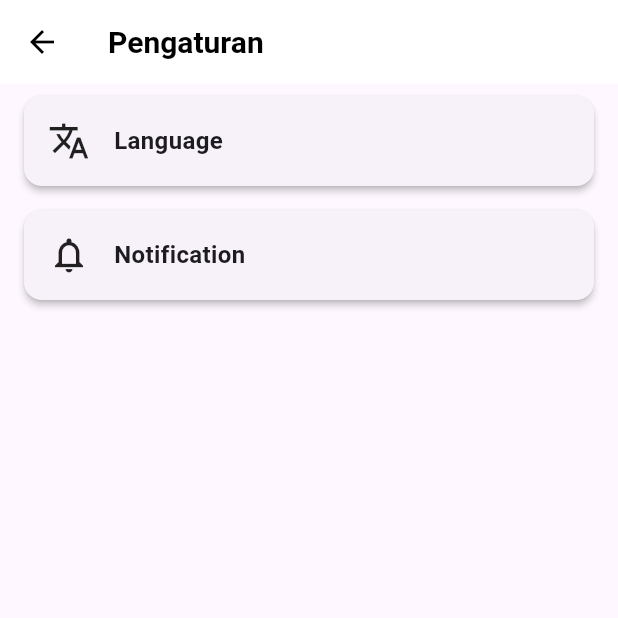
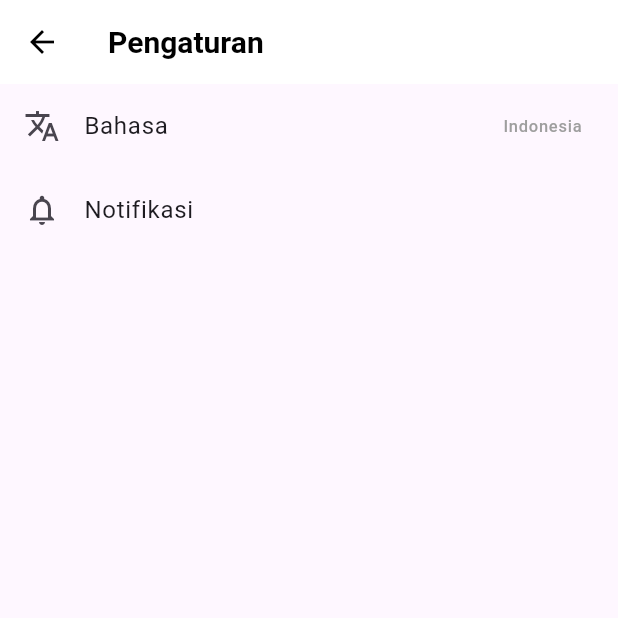
Before and after one commit to SasaaY/ui-aplikasi-resep, a Flutter app: the screen it shows after launch, after a tap on the "bookmark outline" icon, after a tap on the "menu" icon, on a phone screen of 412 x 824 dp, the top half of it. Run offline on Flutter 3.47's test engine with Material 3 defaults, Android fonts, the light colour scheme and no system bars.

Commit message:
update: halaman setting

```diff
--- a/lib/ui/components/menu_category_button.dart
+++ b/lib/ui/components/menu_category_button.dart
@@ -1,4 +1,3 @@
-// menu_category_button.dart
 import 'package:flutter/material.dart';
 import 'package:ui_rplikasi_resep_masakan/ui/models/menu_category.dart';
 import 'package:ui_rplikasi_resep_masakan/ui/models/recipe_model.dart';
@@ -48,6 +47,10 @@ class MenuCategoryButton extends StatelessWidget {
             ),
             semanticsLabel: category.title.label,
           ),
+          if (isSelected) ...[
+            const SizedBox(width: 8),
+            const Icon(Icons.close, size: 18, color: Colors.black),
+          ],
         ],
       ),
     );
--- a/lib/ui/home.dart
+++ b/lib/ui/home.dart
@@ -80,7 +80,12 @@ class _HomeScreenState extends State<HomeScreen> {
             child: Wrap(
               spacing: 12,
               children: [
-                ...MenuCategoryModel.category.map(
+                ...MenuCategoryModel.category
+                    .where((category) {
+                      return _selectedCategory == null ||
+                          category.title == _selectedCategory;
+                    })
+                    .map(
                       (category) => MenuCategoryButton(
                         category: category,
                         selectedCategory: _selectedCategory,
@@ -100,7 +105,13 @@ class _HomeScreenState extends State<HomeScreen> {
                   'Recommended Recipe',
                   style: TextStyle(fontSize: 18, fontWeight: FontWeight.bold),
                 ),
-                TextButton(onPressed: () {}, child: const Text('See All')),
+                TextButton(
+                  onPressed: () {},
+                  child: const Text(
+                    'See All',
+                    style: TextStyle(color: Colors.black),
+                  ),
+                ),
               ],
             ),
           ),
--- a/lib/ui/models/menu_category.dart
+++ b/lib/ui/models/menu_category.dart
@@ -4,8 +4,8 @@ import 'package:ui_rplikasi_resep_masakan/ui/models/recipe_model.dart';
 
 class MenuCategoryModel {
   UniqueKey? id = UniqueKey();
-  RecipeCategory title;
-  String image;
+  final RecipeCategory title;
+  final String image;
 
   MenuCategoryModel({
     this.id,
--- a/lib/ui/models/menu_setting_model.dart
+++ b/lib/ui/models/menu_setting_model.dart
@@ -4,22 +4,46 @@ import 'package:ui_rplikasi_resep_masakan/ui/screens/notification.dart';
 
 class MenuSettingModel {
   UniqueKey? id = UniqueKey();
-  String title;
-  IconData? icon;
-  Route<dynamic> Function(BuildContext)? route;
+  final String title;
+  final IconData? icon;
+  final Route<dynamic> Function(BuildContext)? route;
+  final Map<String, dynamic>? content;
 
-  MenuSettingModel({this.id, this.title = "", this.icon, this.route});
+  MenuSettingModel({
+    this.id,
+    this.title = "",
+    this.icon,
+    this.route,
+    this.content,
+  });
 
   static List<MenuSettingModel> menuSetting = [
     MenuSettingModel(
-      title: "Language",
+      title: "Bahasa",
       icon: Icons.translate,
-      route: (_) => MaterialPageRoute(builder: (_) => const LanguagePage()),
+      route: (_) => MaterialPageRoute(
+        builder: (_) => const LanguagePage(initLanguage: "Indonesia"),
+      ),
+      content: {
+        "language": ["Indonesia", "Melayu", "Bonsaki", "China"],
+      },
     ),
     MenuSettingModel(
-      title: "Notification",
+      title: "Notifikasi",
       icon: Icons.notifications_none,
       route: (_) => MaterialPageRoute(builder: (_) => const NotificationPage()),
+      content: {
+        "notifikasi": [
+          {"title": "Reaksi", "enabled": false},
+          {"title": "Bookmark", "enabled": false},
+          {"title": "Komentar", "enabled": true},
+          {"title": "Sebutan", "enabled": false},
+          {"title": "System", "enabled": false},
+        ],
+      },
     ),
   ];
+
+  List<String> get languages =>
+      ((content?['language'] ?? []) as List).cast<String>();
 }
--- a/lib/ui/models/recipe_model.dart
+++ b/lib/ui/models/recipe_model.dart
@@ -39,7 +39,7 @@ class RecipeModel {
 
   static List<RecipeModel> recipes = [
     RecipeModel(
-      title: "Sate Ayam",
+      title: "Sate Ayamvjvhvjhv",
       image: app_asset.sate,
       ingredients: ["1. ayam", "2. kacang", "3. kecap"],
       steps: ["- bakar", "- tusuk", "- makan", "- minum"],
--- a/lib/ui/screens/settings.dart
+++ b/lib/ui/screens/settings.dart
@@ -1,9 +1,17 @@
 import 'package:flutter/material.dart';
 import 'package:ui_rplikasi_resep_masakan/ui/components/menu_setting.dart';
 import 'package:ui_rplikasi_resep_masakan/ui/models/menu_setting_model.dart';
+import 'package:ui_rplikasi_resep_masakan/ui/screens/language.dart';
 
-class SettingsScreen extends StatelessWidget {
+class SettingsScreen extends StatefulWidget {
   const SettingsScreen({super.key});
+
+  @override
+  State<SettingsScreen> createState() => _SettingsScreenState();
+}
+
+class _SettingsScreenState extends State<SettingsScreen> {
+  String currentLanguage = "Indonesia"; // nilai awal
 
   @override
   Widget build(BuildContext context) {
@@ -26,7 +34,39 @@ class SettingsScreen extends StatelessWidget {
       body: ListView.builder(
         itemCount: setting.length,
         itemBuilder: (context, index) {
-          return MenuSettingComponent(menuSetting: setting[index]);
+          final menu = setting[index];
+          return ListTile(
+            leading: Icon(menu.icon),
+            title: Text(menu.title),
+            trailing: menu.title == "Bahasa"
+                ? Text(
+                    currentLanguage,
+                    style: const TextStyle(color: Colors.grey),
+                  )
+                : null,
+            onTap: () async {
+              if (menu.title == "Bahasa") {
+                final result = await Navigator.push<String>(
+                  context,
+                  MaterialPageRoute(
+                    builder: (_) => LanguagePage(initLanguage: currentLanguage),
+                  ),
+                );
+                if (result != null) {
+                  setState(() {
+                    currentLanguage = result;
+
+                    final langList = menu.languages;
+
+                    langList.remove(result);
+                    langList.insert(0, result);
+                  });
+                }
+              } else {
+                Navigator.push(context, menu.route!(context));
+              }
+            },
+          );
         },
       ),
     );
```
Also changed, not shown: lib/ui/screens/language.dart (+73 -3 lines), lib/ui/screens/notification.dart (+37 -4 lines). Lines whose indentation alone changed are shown as unchanged.
